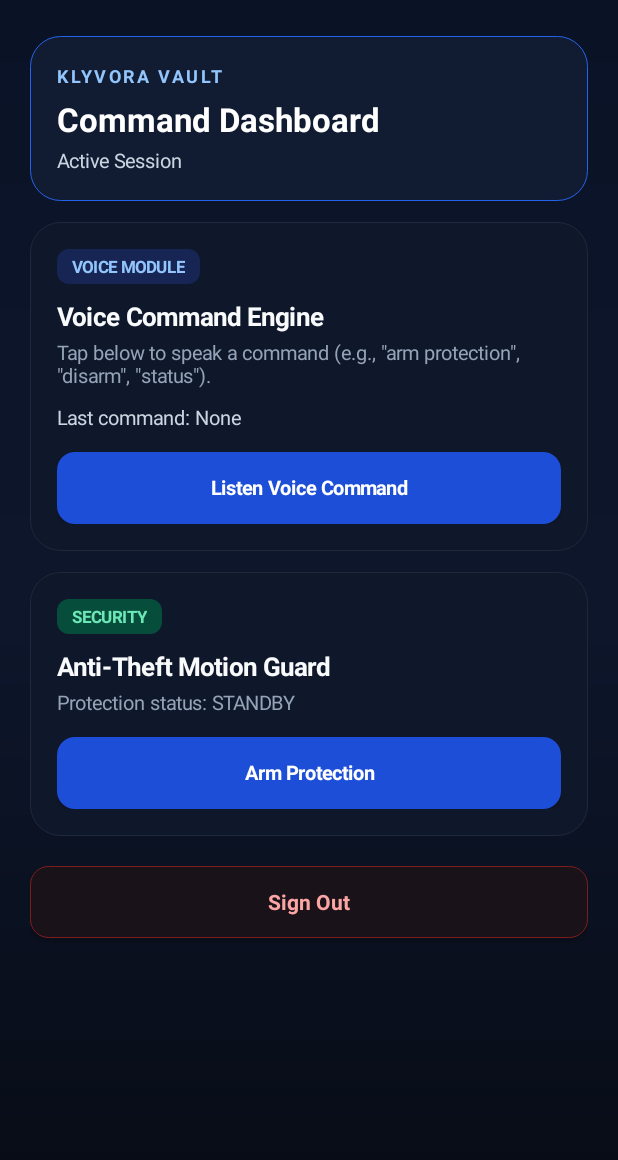
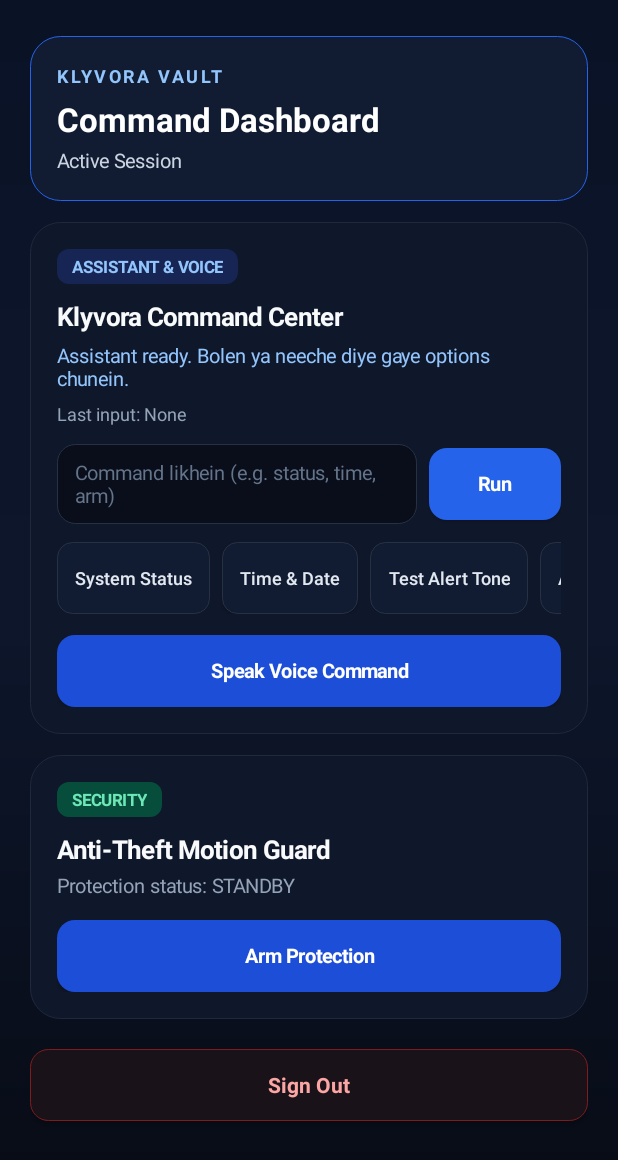
Before and after one commit to samilhussan66-byte/klyvoravault2026, an Android app: the MainActivity screen opened directly, with no data from a screen before it, on a phone screen of 412 x 824 dp. Shown: the top 1160 px of the screen. Run offline under Robolectric (Android 15) with nearby library versions, the phone set to English and light mode, and no system bars.

Commit message:
Integrate TextToSpeech and enhance voice command UI
Added TextToSpeech functionality to MainActivity for voice command responses and updated UI elements for better interaction.

```diff
--- a/app/src/main/java/com/klyvoravault/ai/MainActivity.kt
+++ b/app/src/main/java/com/klyvoravault/ai/MainActivity.kt
@@ -15,8 +15,11 @@ import android.media.AudioManager
 import android.media.ToneGenerator
 import android.os.Bundle
 import android.speech.RecognizerIntent
+import android.speech.tts.TextToSpeech
 import android.view.View
 import android.widget.Button
+import android.widget.EditText
+import android.widget.HorizontalScrollView
 import android.widget.LinearLayout
 import android.widget.ScrollView
 import android.widget.TextView
@@ -24,18 +27,24 @@ import androidx.activity.result.contract.ActivityResultContracts
 import androidx.appcompat.app.AppCompatActivity
 import androidx.core.app.ActivityCompat
 import androidx.core.content.ContextCompat
+import java.text.SimpleDateFormat
+import java.util.Date
 import java.util.Locale
 import kotlin.math.sqrt
 
-class MainActivity : AppCompatActivity(), SensorEventListener {
+class MainActivity : AppCompatActivity(), SensorEventListener, TextToSpeech.OnInitListener {
 
     private lateinit var tvStatusBanner: TextView
+    private lateinit var tvAssistantReply: TextView
     private lateinit var tvVoiceResult: TextView
     private lateinit var tvTheftStatus: TextView
     private lateinit var btnArmTheft: Button
+    private lateinit var etQuickCommand: EditText
 
     private var sensorManager: SensorManager? = null
     private var accelerometer: Sensor? = null
+    private var tts: TextToSpeech? = null
+    private var isTtsReady = false
     private var isGuardArmed = false
     private var lastShakeTime = 0L
 
@@ -46,12 +55,12 @@ class MainActivity : AppCompatActivity(), SensorEventListener {
             val matches = result.data?.getStringArrayListExtra(RecognizerIntent.EXTRA_RESULTS)
             val spokenText = matches?.firstOrNull()?.trim().orEmpty()
             if (spokenText.isNotEmpty()) {
-                handleVoiceCommand(spokenText)
+                processCommand(spokenText, fromVoice = true)
             } else {
-                showStatus("No voice input captured. Try speaking again.", "#FBBF24")
+                reply("Kuch sunai nahi diya. Dobara bol kar try karein.", "#FBBF24", speak = false)
             }
         } else {
-            showStatus("Voice listening cancelled.", "#94A3B8")
+            reply("Voice input band kar diya gaya.", "#94A3B8", speak = false)
         }
     }
 
@@ -61,12 +70,14 @@ class MainActivity : AppCompatActivity(), SensorEventListener {
         if (granted) {
             startVoiceListening()
         } else {
-            showStatus("Microphone permission is required for voice commands.", "#F87171")
+            reply("Voice command ke liye microphone permission zaroori hai.", "#F87171", speak = false)
         }
     }
 
     override fun onCreate(savedInstanceState: Bundle?) {
         super.onCreate(savedInstanceState)
+
+        tts = TextToSpeech(this, this)
 
         val prefs = getSharedPreferences("KlyvoraVaultSession", Context.MODE_PRIVATE)
         val userEmail = prefs.getString("user_email", null)
@@ -156,7 +167,7 @@ class MainActivity : AppCompatActivity(), SensorEventListener {
             layoutParams = lp
         }
 
-        // Voice Card
+        // Voice & Assistant Card with multiple quick options
         val voiceCard = LinearLayout(this).apply {
             orientation = LinearLayout.VERTICAL
             background = box("#0F172A", "#1E293B", 20f)
@@ -170,7 +181,7 @@ class MainActivity : AppCompatActivity(), SensorEventListener {
         }
 
         val tvVoiceBadge = TextView(this).apply {
-            text = "VOICE MODULE"
+            text = "ASSISTANT & VOICE"
             setTextColor(Color.parseColor("#93C5FD"))
             textSize = 11f
             typeface = Typeface.DEFAULT_BOLD
@@ -183,29 +194,113 @@ class MainActivity : AppCompatActivity(), SensorEventListener {
         }
 
         val tvVoiceTitle = TextView(this).apply {
-            text = "Voice Command Engine"
+            text = "Klyvora Command Center"
             setTextColor(Color.parseColor("#F8FAFC"))
             textSize = 17f
             typeface = Typeface.DEFAULT_BOLD
             setPadding(0, dp(10f), 0, dp(4f))
         }
 
-        val tvVoiceDesc = TextView(this).apply {
-            text = "Tap below to speak a command (e.g., \"arm protection\", \"disarm\", \"status\")."
-            setTextColor(Color.parseColor("#94A3B8"))
+        tvAssistantReply = TextView(this).apply {
+            text = "Assistant ready. Bolen ya neeche diye gaye options chunein."
+            setTextColor(Color.parseColor("#93C5FD"))
             textSize = 13f
+            setPadding(0, dp(2f), 0, dp(6f))
         }
 
         tvVoiceResult = TextView(this).apply {
-            text = "Last command: None"
-            setTextColor(Color.parseColor("#CBD5E1"))
-            textSize = 13f
-            visibility = View.VISIBLE
-            setPadding(0, dp(10f), 0, 0)
+            text = "Last input: None"
+            setTextColor(Color.parseColor("#94A3B8"))
+            textSize = 12f
         }
 
+        val inputRow = LinearLayout(this).apply {
+            orientation = LinearLayout.HORIZONTAL
+            val lp = LinearLayout.LayoutParams(
+                LinearLayout.LayoutParams.MATCH_PARENT,
+                LinearLayout.LayoutParams.WRAP_CONTENT
+            )
+            lp.topMargin = dp(12f)
+            layoutParams = lp
+        }
+
+        etQuickCommand = EditText(this).apply {
+            hint = "Command likhein (e.g. status, time, arm)"
+            setTextColor(Color.WHITE)
+            setHintTextColor(Color.parseColor("#64748B"))
+            textSize = 13f
+            background = box("#090E1A", "#263244", 12f)
+            setPadding(dp(12f), dp(10f), dp(12f), dp(10f))
+            layoutParams = LinearLayout.LayoutParams(0, LinearLayout.LayoutParams.WRAP_CONTENT, 1f).apply {
+                rightMargin = dp(8f)
+            }
+        }
+
+        val btnRunText = Button(this).apply {
+            text = "Run"
+            setTextColor(Color.WHITE)
+            textSize = 13f
+            typeface = Typeface.DEFAULT_BOLD
+            isAllCaps = false
+            background = box("#2563EB", null, 12f)
+            setPadding(dp(14f), dp(10f), dp(14f), dp(10f))
+            setOnClickListener {
+                val cmd = etQuickCommand.text.toString().trim()
+                if (cmd.isNotEmpty()) {
+                    processCommand(cmd, fromVoice = false)
+                } else {
+                    reply("Pehle koi command likhein ya mic dabayein.", "#FBBF24", speak = false)
+                }
+            }
+        }
+
+        inputRow.addView(etQuickCommand)
+        inputRow.addView(btnRunText)
+
+        // Multiple quick action chips
+        val chipsScroll = HorizontalScrollView(this).apply {
+            isHorizontalScrollBarEnabled = false
+            val lp = LinearLayout.LayoutParams(
+                LinearLayout.LayoutParams.MATCH_PARENT,
+                LinearLayout.LayoutParams.WRAP_CONTENT
+            )
+            lp.topMargin = dp(12f)
+            layoutParams = lp
+        }
+
+        val chipsRow = LinearLayout(this).apply {
+            orientation = LinearLayout.HORIZONTAL
+        }
+
+        fun quickChip(label: String, commandToRun: String): Button {
+            return Button(this).apply {
+                text = label
+                setTextColor(Color.parseColor("#E2E8F0"))
+                textSize = 12f
+                isAllCaps = false
+                background = box("#111C33", "#263244", 10f)
+                setPadding(dp(12f), dp(8f), dp(12f), dp(8f))
+                val clp = LinearLayout.LayoutParams(
+                    LinearLayout.LayoutParams.WRAP_CONTENT,
+                    LinearLayout.LayoutParams.WRAP_CONTENT
+                ).apply {
+                    rightMargin = dp(8f)
+                }
+                layoutParams = clp
+                setOnClickListener {
+                    processCommand(commandToRun, fromVoice = false)
+                }
+            }
+        }
+
+        chipsRow.addView(quickChip("System Status", "status"))
+        chipsRow.addView(quickChip("Time & Date", "time"))
+        chipsRow.addView(quickChip("Test Alert Tone", "alert"))
+        chipsRow.addView(quickChip("All Commands", "help"))
+        chipsScroll.addView(chipsRow)
+
         val btnListen = Button(this).apply {
-            text = "Listen Voice Command"
+            text = "Speak Voice Command"
             setTextColor(Color.WHITE)
             textSize = 13f
             typeface = Typeface.DEFAULT_BOLD
@@ -225,8 +320,10 @@ class MainActivity : AppCompatActivity(), SensorEventListener {
 
         voiceCard.addView(tvVoiceBadge)
         voiceCard.addView(tvVoiceTitle)
-        voiceCard.addView(tvVoiceDesc)
+        voiceCard.addView(tvAssistantReply)
         voiceCard.addView(tvVoiceResult)
+        voiceCard.addView(inputRow)
+        voiceCard.addView(chipsScroll)
         voiceCard.addView(btnListen)
 
         // Anti-Theft Card
@@ -329,6 +426,19 @@ class MainActivity : AppCompatActivity(), SensorEventListener {
         setContentView(scroll)
     }
 
+    override fun onInit(status: Int) {
+        if (status == TextToSpeech.SUCCESS) {
+            tts?.language = Locale.getDefault()
+            isTtsReady = true
+        }
+    }
+
+    private fun speakOut(message: String) {
+        if (isTtsReady) {
+            tts?.speak(message, TextToSpeech.QUEUE_FLUSH, null, "KlyvoraReply")
+        }
+    }
+
     private fun checkMicAndListen() {
         val granted = ContextCompat.checkSelfPermission(
             this,
@@ -337,8 +447,6 @@ class MainActivity : AppCompatActivity(), SensorEventListener {
 
         if (granted) {
             startVoiceListening()
-        } else if (ActivityCompat.shouldShowRequestPermissionRationale(this, Manifest.permission.RECORD_AUDIO)) {
-            micPermissionLauncher.launch(Manifest.permission.RECORD_AUDIO)
         } else {
             micPermissionLauncher.launch(Manifest.permission.RECORD_AUDIO)
         }
@@ -353,32 +461,48 @@ class MainActivity : AppCompatActivity(), SensorEventListener {
         try {
             speechLauncher.launch(intent)
         } catch (_: Exception) {
-            showStatus("Speech recognition is not available on this device.", "#F87171")
+            reply("Is device par speech recognition available nahi hai.", "#F87171", speak = false)
         }
     }
 
-    private fun handleVoiceCommand(spokenText: String) {
-        tvVoiceResult.text = "Last command: \"$spokenText\""
-        val lower = spokenText.lowercase(Locale.ROOT)
+    private fun processCommand(input: String, fromVoice: Boolean) {
+        val sourceLabel = if (fromVoice) "Voice" else "Command"
+        tvVoiceResult.text = "$sourceLabel: \"$input\""
+        val lower = input.lowercase(Locale.ROOT)
         val prefs = getSharedPreferences("KlyvoraVaultSession", Context.MODE_PRIVATE)
 
         when {
-            lower.contains("arm") || lower.contains("lock") || lower.contains("guard") -> {
+            lower.contains("disarm") || lower.contains("unlock") || lower.contains("standby") || lower.contains("band") -> {
+                if (isGuardArmed) {
+                    toggleGuardState(prefs)
+                } else {
+                    reply("Protection pehle se STANDBY mode mein hai.", "#FBBF24", speak = true)
+                }
+            }
+            lower.contains("arm") || lower.contains("lock") || lower.contains("guard") || lower.contains("suraksha") || lower.contains("chalu") -> {
                 if (!isGuardArmed) {
                     toggleGuardState(prefs)
                 } else {
-                    showStatus("Anti-Theft protection is already ARMED.", "#34D399")
+                    reply("Anti-Theft protection pehle se ARMED hai.", "#34D399", speak = true)
                 }
             }
-            lower.contains("disarm") || lower.contains("unlock") || lower.contains("standby") -> {
-                if (isGuardArmed) {
-                    toggleGuardState(prefs)
-                } else {
-                    showStatus("Anti-Theft protection is already in STANDBY.", "#FBBF24")
-                }
+            lower.contains("time") || lower.contains("samay") || lower.contains("date") -> {
+                val now = SimpleDateFormat("dd MMM yyyy, hh:mm a", Locale.getDefault()).format(Date())
+                reply("Abhi ka samay hai: $now", "#60A5FA", speak = true)
+            }
+            lower.contains("alert") || lower.contains("alarm") || lower.contains("sound") || lower.contains("bajao") -> {
+                playAlertTone()
+                reply("Alert tone bajayi gayi hai.", "#34D399", speak = true)
+            }
+            lower.contains("status") || lower.contains("haal") || lower.contains("kya haal") -> {
+                val guardState = if (isGuardArmed) "ARMED" else "STANDBY"
+                reply("KlyvoraVault active hai. Anti-Theft status: $guardState.", "#60A5FA", speak = true)
+            }
+            lower.contains("help") || lower.contains("command") || lower.contains("kya kar sakte") -> {
+                reply("Commands: 'arm', 'disarm', 'status', 'time', ya 'alert'. Neeche chips bhi use kar sakte hain.", "#93C5FD", speak = true)
             }
             else -> {
-                showStatus("Heard: \"$spokenText\"", "#60A5FA")
+                reply("Maine suna: \"$input\". Action ke liye 'arm', 'disarm', 'status', 'time' ya 'alert' bolein.", "#60A5FA", speak = true)
             }
         }
     }
@@ -395,14 +519,12 @@ class MainActivity : AppCompatActivity(), SensorEventListener {
         tvTheftStatus.setTextColor(Color.parseColor(if (isGuardArmed) "#34D399" else "#94A3B8"))
         btnArmTheft.text = if (isGuardArmed) "Disarm Protection" else "Arm Protection"
 
-        showStatus(
-            if (isGuardArmed) {
-                "Anti-Theft protection is now ARMED. Sudden movement will trigger an alert."
-            } else {
-                "Anti-Theft protection set to STANDBY."
-            },
-            if (isGuardArmed) "#34D399" else "#FBBF24"
-        )
+        val msg = if (isGuardArmed) {
+            "Anti-Theft protection ARMED ho gaya hai. Phone hilne par alert bajega."
+        } else {
+            "Anti-Theft protection STANDBY par set kar diya gaya hai."
+        }
+        reply(msg, if (isGuardArmed) "#34D399" else "#FBBF24", speak = true)
     }
 
     override fun onResume() {
@@ -415,6 +537,12 @@ class MainActivity : AppCompatActivity(), SensorEventListener {
     override fun onPause() {
         super.onPause()
         sensorManager?.unregisterListener(this)
+    }
+
+    override fun onDestroy() {
+        tts?.stop()
+        tts?.shutdown()
+        super.onDestroy()
     }
 
     override fun onSensorChanged(event: SensorEvent?) {
@@ -430,7 +558,7 @@ class MainActivity : AppCompatActivity(), SensorEventListener {
             if (now - lastShakeTime > 2000L) {
                 lastShakeTime = now
                 playAlertTone()
-                showStatus("ALERT: Sudden movement detected while protection is ARMED!", "#F87171")
+                reply("ALERT: Phone mein movement detect hui jab protection ARMED tha!", "#F87171", speak = true)
             }
         }
     }
@@ -442,13 +570,20 @@ class MainActivity : AppCompatActivity(), SensorEventListener {
             val toneGen = ToneGenerator(AudioManager.STREAM_ALARM, 90)
             toneGen.startTone(ToneGenerator.TONE_CDMA_ALERT_CALL_GUARD, 400)
         } catch (_: Exception) {
-            // Ignore audio device errors on restricted hardware
+            // Ignore audio hardware restrictions
         }
     }
 
-    private fun showStatus(msg: String, accentHex: String = "#60A5FA") {
+    private fun reply(msg: String, accentHex: String = "#60A5FA", speak: Boolean = false) {
+        tvAssistantReply.text = msg
+        tvAssistantReply.setTextColor(Color.parseColor(accentHex))
+
         tvStatusBanner.text = msg
         tvStatusBanner.setTextColor(Color.parseColor(accentHex))
         tvStatusBanner.visibility = View.VISIBLE
+
+        if (speak) {
+            speakOut(msg)
+        }
     }
 }
```
